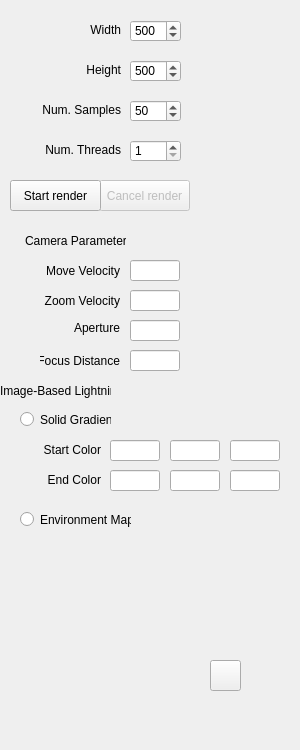
Yordrar/thesis-raytracer, file src/view/RenderOptions.ui: the form before one commit.
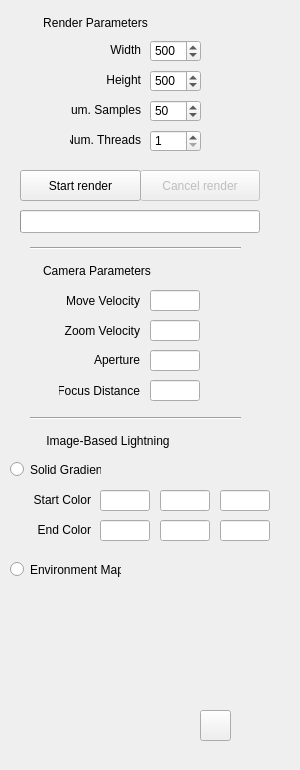
The form after the commit.

Commit message: added progress bar to render tab, added icons to render tab

```diff
--- a/src/view/RenderOptions.ui
+++ b/src/view/RenderOptions.ui
@@ -7,13 +7,13 @@
     <x>0</x>
     <y>0</y>
     <width>300</width>
-    <height>750</height>
+    <height>770</height>
    </rect>
   </property>
   <property name="minimumSize">
    <size>
     <width>0</width>
-    <height>750</height>
+    <height>770</height>
    </size>
   </property>
   <property name="windowTitle">
@@ -22,9 +22,9 @@
   <widget class="QLabel" name="samples_label">
    <property name="geometry">
     <rect>
-     <x>20</x>
+     <x>70</x>
      <y>100</y>
-     <width>101</width>
+     <width>71</width>
      <height>20</height>
     </rect>
    </property>
@@ -38,9 +38,9 @@
   <widget class="QLabel" name="threads_label">
    <property name="geometry">
     <rect>
-     <x>30</x>
-     <y>140</y>
-     <width>91</width>
+     <x>70</x>
+     <y>130</y>
+     <width>71</width>
      <height>20</height>
     </rect>
    </property>
@@ -54,8 +54,8 @@
   <widget class="QSpinBox" name="threads">
    <property name="geometry">
     <rect>
-     <x>130</x>
-     <y>140</y>
+     <x>150</x>
+     <y>130</y>
      <width>51</width>
      <height>22</height>
     </rect>
@@ -76,8 +76,8 @@
   <widget class="QSpinBox" name="width">
    <property name="geometry">
     <rect>
-     <x>130</x>
-     <y>20</y>
+     <x>150</x>
+     <y>40</y>
      <width>51</width>
      <height>22</height>
     </rect>
@@ -98,8 +98,8 @@
   <widget class="QSpinBox" name="height">
    <property name="geometry">
     <rect>
-     <x>130</x>
-     <y>60</y>
+     <x>150</x>
+     <y>70</y>
      <width>51</width>
      <height>22</height>
     </rect>
@@ -120,7 +120,7 @@
   <widget class="QSpinBox" name="samples">
    <property name="geometry">
     <rect>
-     <x>130</x>
+     <x>150</x>
      <y>100</y>
      <width>51</width>
      <height>22</height>
@@ -142,9 +142,9 @@
   <widget class="QLabel" name="width_label">
    <property name="geometry">
     <rect>
-     <x>80</x>
-     <y>20</y>
-     <width>41</width>
+     <x>70</x>
+     <y>40</y>
+     <width>71</width>
      <height>20</height>
     </rect>
    </property>
@@ -159,8 +159,8 @@
    <property name="geometry">
     <rect>
      <x>70</x>
-     <y>60</y>
-     <width>51</width>
+     <y>70</y>
+     <width>71</width>
      <height>20</height>
     </rect>
    </property>
@@ -177,9 +177,9 @@
    </property>
    <property name="geometry">
     <rect>
-     <x>99</x>
-     <y>180</y>
-     <width>91</width>
+     <x>140</x>
+     <y>170</y>
+     <width>120</width>
      <height>31</height>
     </rect>
    </property>
@@ -190,9 +190,9 @@
   <widget class="QPushButton" name="start_render_button">
    <property name="geometry">
     <rect>
-     <x>10</x>
-     <y>180</y>
-     <width>91</width>
+     <x>20</x>
+     <y>170</y>
+     <width>121</width>
      <height>31</height>
     </rect>
    </property>
@@ -203,9 +203,9 @@
   <widget class="QLabel" name="label">
    <property name="geometry">
     <rect>
-     <x>25</x>
-     <y>230</y>
-     <width>101</width>
+     <x>40</x>
+     <y>260</y>
+     <width>114</width>
      <height>21</height>
     </rect>
    </property>
@@ -213,15 +213,15 @@
     <string>Camera Parameters</string>
    </property>
    <property name="alignment">
-    <set>Qt::AlignLeading|Qt::AlignLeft|Qt::AlignVCenter</set>
+    <set>Qt::AlignCenter</set>
    </property>
   </widget>
   <widget class="QLabel" name="move_vel_label">
    <property name="geometry">
     <rect>
-     <x>40</x>
-     <y>260</y>
-     <width>80</width>
+     <x>59</x>
+     <y>290</y>
+     <width>81</width>
      <height>21</height>
     </rect>
    </property>
@@ -235,9 +235,9 @@
   <widget class="QLabel" name="zoom_vel_label">
    <property name="geometry">
     <rect>
-     <x>40</x>
-     <y>290</y>
-     <width>80</width>
+     <x>59</x>
+     <y>320</y>
+     <width>81</width>
      <height>21</height>
     </rect>
    </property>
@@ -251,10 +251,10 @@
   <widget class="QLabel" name="aperture_label">
    <property name="geometry">
     <rect>
-     <x>40</x>
-     <y>320</y>
-     <width>80</width>
-     <height>16</height>
+     <x>59</x>
+     <y>350</y>
+     <width>81</width>
+     <height>20</height>
     </rect>
    </property>
    <property name="text">
@@ -267,9 +267,9 @@
   <widget class="QLabel" name="focus_label">
    <property name="geometry">
     <rect>
-     <x>40</x>
-     <y>350</y>
-     <width>80</width>
+     <x>59</x>
+     <y>380</y>
+     <width>81</width>
      <height>21</height>
     </rect>
    </property>
@@ -283,8 +283,8 @@
   <widget class="QLineEdit" name="focus_distance">
    <property name="geometry">
     <rect>
-     <x>130</x>
-     <y>350</y>
+     <x>150</x>
+     <y>380</y>
      <width>50</width>
      <height>21</height>
     </rect>
@@ -296,8 +296,8 @@
   <widget class="QLineEdit" name="zoom_velocity">
    <property name="geometry">
     <rect>
-     <x>130</x>
-     <y>290</y>
+     <x>150</x>
+     <y>320</y>
      <width>50</width>
      <height>21</height>
     </rect>
@@ -309,8 +309,8 @@
   <widget class="QLineEdit" name="move_velocity">
    <property name="geometry">
     <rect>
-     <x>130</x>
-     <y>260</y>
+     <x>150</x>
+     <y>290</y>
      <width>50</width>
      <height>21</height>
     </rect>
@@ -322,8 +322,8 @@
   <widget class="QLineEdit" name="aperture">
    <property name="geometry">
     <rect>
-     <x>130</x>
-     <y>320</y>
+     <x>150</x>
+     <y>350</y>
      <width>50</width>
      <height>21</height>
     </rect>
@@ -335,21 +335,24 @@
   <widget class="QLabel" name="ibl_label">
    <property name="geometry">
     <rect>
-     <x>0</x>
-     <y>380</y>
-     <width>111</width>
+     <x>42</x>
+     <y>430</y>
+     <width>132</width>
      <height>21</height>
     </rect>
    </property>
    <property name="text">
     <string>Image-Based Lightning</string>
    </property>
+   <property name="alignment">
+    <set>Qt::AlignCenter</set>
+   </property>
   </widget>
   <widget class="QLineEdit" name="end_color_z">
    <property name="geometry">
     <rect>
-     <x>230</x>
-     <y>470</y>
+     <x>220</x>
+     <y>520</y>
      <width>50</width>
      <height>21</height>
     </rect>
@@ -358,8 +361,8 @@
   <widget class="QLineEdit" name="start_color_z">
    <property name="geometry">
     <rect>
-     <x>230</x>
-     <y>440</y>
+     <x>220</x>
+     <y>490</y>
      <width>50</width>
      <height>21</height>
     </rect>
@@ -368,8 +371,8 @@
   <widget class="QLineEdit" name="end_color_x">
    <property name="geometry">
     <rect>
-     <x>110</x>
-     <y>470</y>
+     <x>100</x>
+     <y>520</y>
      <width>50</width>
      <height>21</height>
     </rect>
@@ -378,8 +381,8 @@
   <widget class="QLineEdit" name="end_color_y">
    <property name="geometry">
     <rect>
-     <x>170</x>
-     <y>470</y>
+     <x>160</x>
+     <y>520</y>
      <width>50</width>
      <height>21</height>
     </rect>
@@ -388,8 +391,8 @@
   <widget class="QPushButton" name="open_environment">
    <property name="geometry">
     <rect>
-     <x>210</x>
-     <y>660</y>
+     <x>200</x>
+     <y>710</y>
      <width>31</width>
      <height>31</height>
     </rect>
@@ -401,8 +404,8 @@
   <widget class="QLineEdit" name="start_color_y">
    <property name="geometry">
     <rect>
-     <x>170</x>
-     <y>440</y>
+     <x>160</x>
+     <y>490</y>
      <width>50</width>
      <height>21</height>
     </rect>
@@ -411,8 +414,8 @@
   <widget class="QLabel" name="environment_view">
    <property name="geometry">
     <rect>
-     <x>50</x>
-     <y>540</y>
+     <x>40</x>
+     <y>590</y>
      <width>150</width>
      <height>150</height>
     </rect>
@@ -424,8 +427,8 @@
   <widget class="QLabel" name="label_3">
    <property name="geometry">
     <rect>
-     <x>40</x>
-     <y>470</y>
+     <x>30</x>
+     <y>520</y>
      <width>61</width>
      <height>20</height>
     </rect>
@@ -440,8 +443,8 @@
   <widget class="QRadioButton" name="gradient">
    <property name="geometry">
     <rect>
-     <x>20</x>
-     <y>410</y>
+     <x>10</x>
+     <y>460</y>
      <width>91</width>
      <height>19</height>
     </rect>
@@ -453,8 +456,8 @@
   <widget class="QRadioButton" name="environment_map">
    <property name="geometry">
     <rect>
-     <x>20</x>
-     <y>510</y>
+     <x>10</x>
+     <y>560</y>
      <width>111</width>
      <height>19</height>
     </rect>
@@ -466,8 +469,8 @@
   <widget class="QLabel" name="label_2">
    <property name="geometry">
     <rect>
-     <x>40</x>
-     <y>440</y>
+     <x>30</x>
+     <y>490</y>
      <width>61</width>
      <height>20</height>
     </rect>
@@ -482,13 +485,116 @@
   <widget class="QLineEdit" name="start_color_x">
    <property name="geometry">
     <rect>
-     <x>110</x>
-     <y>440</y>
+     <x>100</x>
+     <y>490</y>
      <width>50</width>
      <height>21</height>
     </rect>
    </property>
   </widget>
+  <widget class="QLabel" name="render_parameters_label">
+   <property name="geometry">
+    <rect>
+     <x>40</x>
+     <y>12</y>
+     <width>111</width>
+     <height>21</height>
+    </rect>
+   </property>
+   <property name="text">
+    <string>Render Parameters</string>
+   </property>
+   <property name="alignment">
+    <set>Qt::AlignCenter</set>
+   </property>
+  </widget>
+  <widget class="Line" name="line">
+   <property name="geometry">
+    <rect>
+     <x>30</x>
+     <y>240</y>
+     <width>211</width>
+     <height>16</height>
+    </rect>
+   </property>
+   <property name="orientation">
+    <enum>Qt::Horizontal</enum>
+   </property>
+  </widget>
+  <widget class="Line" name="line_2">
+   <property name="geometry">
+    <rect>
+     <x>30</x>
+     <y>410</y>
+     <width>211</width>
+     <height>16</height>
+    </rect>
+   </property>
+   <property name="orientation">
+    <enum>Qt::Horizontal</enum>
+   </property>
+  </widget>
+  <widget class="QProgressBar" name="render_progress">
+   <property name="geometry">
+    <rect>
+     <x>20</x>
+     <y>210</y>
+     <width>240</width>
+     <height>23</height>
+    </rect>
+   </property>
+   <property name="maximum">
+    <number>100</number>
+   </property>
+   <property name="alignment">
+    <set>Qt::AlignCenter</set>
+   </property>
+   <property name="textVisible">
+    <bool>false</bool>
+   </property>
+   <property name="format">
+    <string> %v / %m pixels - %p%</string>
+   </property>
+  </widget>
+  <widget class="QLabel" name="render_params_icon">
+   <property name="geometry">
+    <rect>
+     <x>15</x>
+     <y>13</y>
+     <width>21</width>
+     <height>21</height>
+    </rect>
+   </property>
+   <property name="text">
+    <string/>
+   </property>
+  </widget>
+  <widget class="QLabel" name="camera_params_icon">
+   <property name="geometry">
+    <rect>
+     <x>15</x>
+     <y>260</y>
+     <width>21</width>
+     <height>21</height>
+    </rect>
+   </property>
+   <property name="text">
+    <string/>
+   </property>
+  </widget>
+  <widget class="QLabel" name="ibl_icon">
+   <property name="geometry">
+    <rect>
+     <x>15</x>
+     <y>430</y>
+     <width>21</width>
+     <height>21</height>
+    </rect>
+   </property>
+   <property name="text">
+    <string/>
+   </property>
+  </widget>
  </widget>
  <resources/>
  <connections/>
```
Left out of the diff: 2 changed lines with no effect on the pictures. The commit also changes 12 other files.
